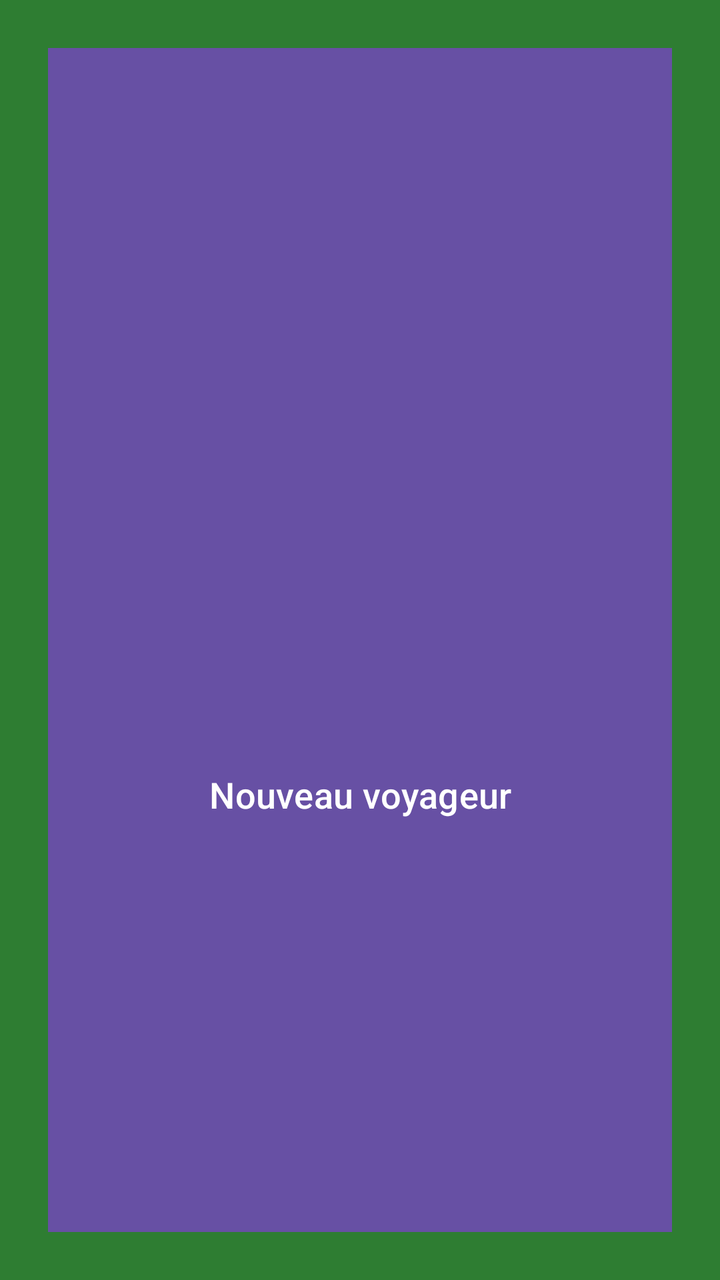
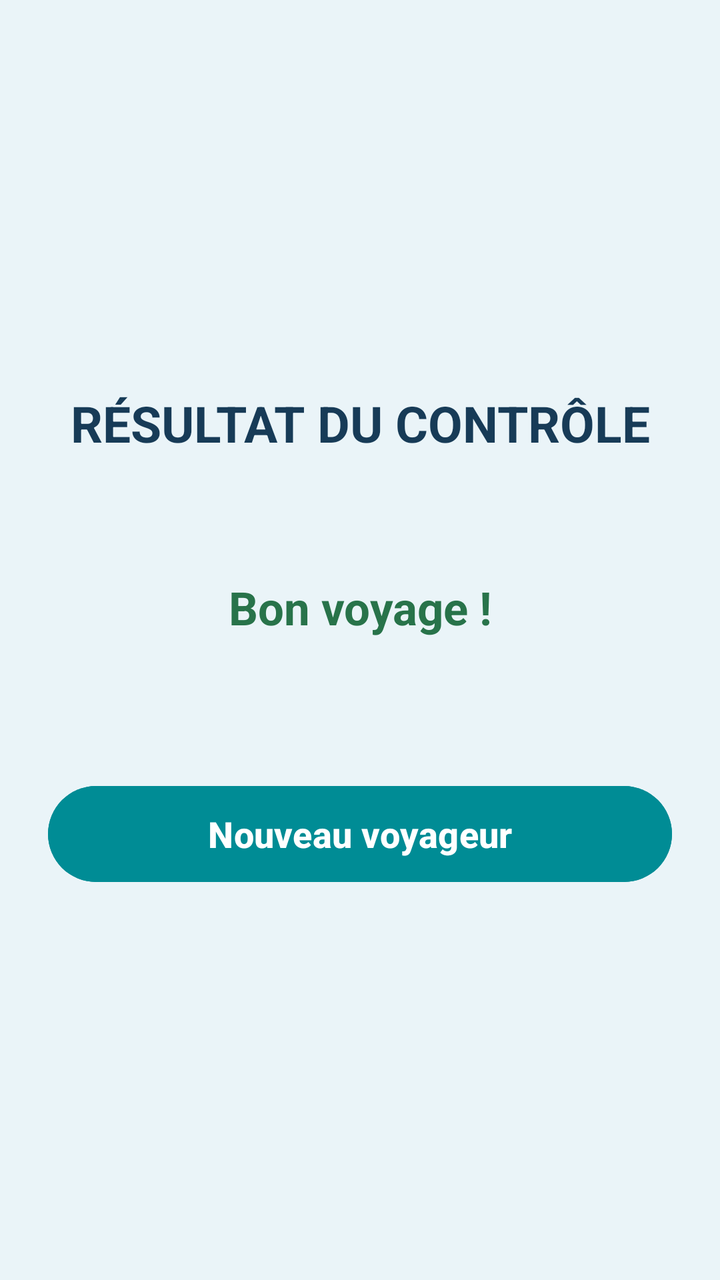

Compare the two renders of this Android layout. The source of the first and the diff that turns it into the second are given below.
<!-- AndroidManifest.xml: application theme Theme.DouaneTemporelle -->
<!-- res/layout/activity_result.xml -->
<?xml version="1.0" encoding="utf-8"?>
<LinearLayout
    xmlns:android="http://schemas.android.com/apk/res/android"
    android:id="@+id/layout_result_rc"
    android:layout_width="match_parent"
    android:layout_height="match_parent"
    android:orientation="vertical"
    android:gravity="center"
    android:padding="24dp"
    android:background="#2E7D32">

    <TextView
        android:id="@+id/txt_titre_result_rc"
        android:layout_width="match_parent"
        android:layout_height="wrap_content"
        android:text="RÉSULTAT DU CONTRÔLE"
        android:textSize="25sp"
        android:textStyle="bold"
        android:textColor="#FFFFFF"
        android:gravity="center"
        android:layout_marginBottom="40dp" />

    <TextView
        android:id="@+id/txt_message_result_rc"
        android:layout_width="match_parent"
        android:layout_height="wrap_content"
        android:text="Bon voyage !"
        android:textSize="23sp"
        android:textStyle="bold"
        android:textColor="#FFFFFF"
        android:gravity="center"
        android:layout_marginBottom="50dp" />

    <Button
        android:id="@+id/btn_nouveau_voyageur_rc"
        android:layout_width="2074dp"
        android:layout_height="1369dp"
        android:text="Nouveau voyageur"
        android:textSize="18sp" />

</LinearLayout>
<!-- resources referenced by this layout -->
<resources>
  <style name="Theme.DouaneTemporelle" parent="Base.Theme.DouaneTemporelle" />
  <style name="Base.Theme.DouaneTemporelle" parent="Theme.Material3.DayNight.NoActionBar">
          
          
      </style>
</resources>

<!-- the commit's change to res/layout/activity_result.xml (unified diff, before → after) -->
@@ -7,8 +7,9 @@
     android:orientation="vertical"
     android:gravity="center"
     android:padding="24dp"
-    android:background="#2E7D32">
+    android:background="#EAF4F8">
 
+    
     <TextView
         android:id="@+id/txt_titre_result_rc"
         android:layout_width="match_parent"
@@ -16,10 +17,11 @@
         android:text="RÉSULTAT DU CONTRÔLE"
         android:textSize="25sp"
         android:textStyle="bold"
-        android:textColor="#FFFFFF"
+        android:textColor="#173B57"
         android:gravity="center"
         android:layout_marginBottom="40dp" />
 
+    
     <TextView
         android:id="@+id/txt_message_result_rc"
         android:layout_width="match_parent"
@@ -27,15 +29,20 @@
         android:text="Bon voyage !"
         android:textSize="23sp"
         android:textStyle="bold"
-        android:textColor="#FFFFFF"
+        android:textColor="#28734A"
         android:gravity="center"
+        android:padding="20dp"
         android:layout_marginBottom="50dp" />
 
+    
     <Button
         android:id="@+id/btn_nouveau_voyageur_rc"
-        android:layout_width="2074dp"
-        android:layout_height="1369dp"
+        android:layout_width="match_parent"
+        android:layout_height="56dp"
         android:text="Nouveau voyageur"
-        android:textSize="18sp" />
+        android:textSize="18sp"
+        android:textStyle="bold"
+        android:textColor="#FFFFFF"
+        android:backgroundTint="#008C95" />
 
 </LinearLayout>
